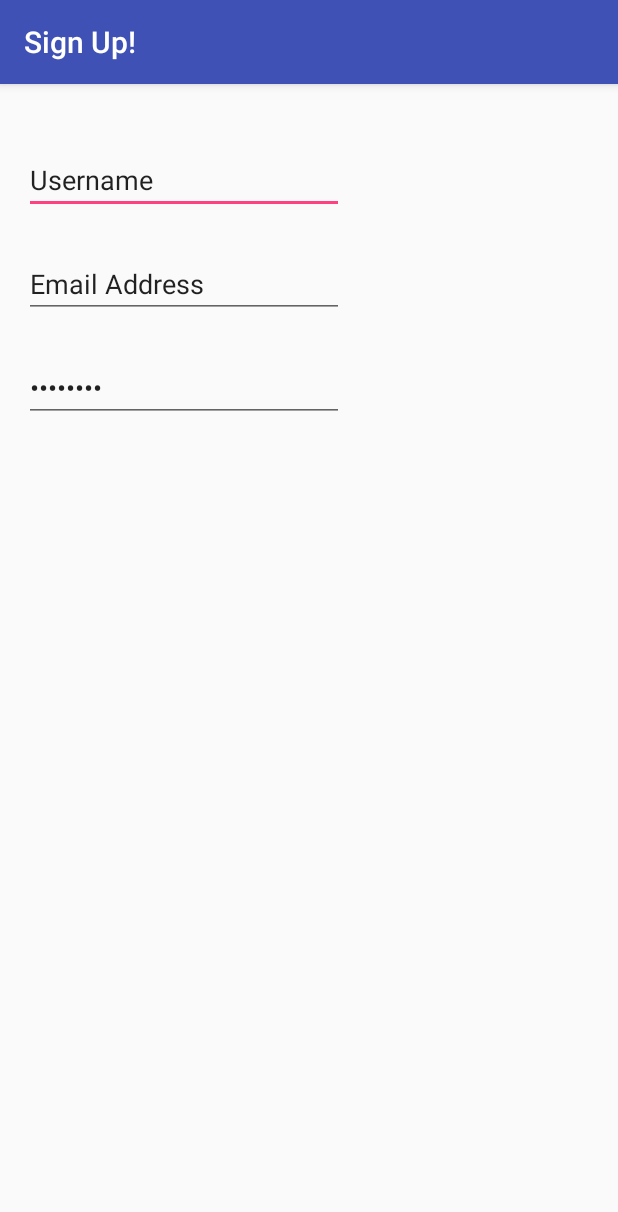
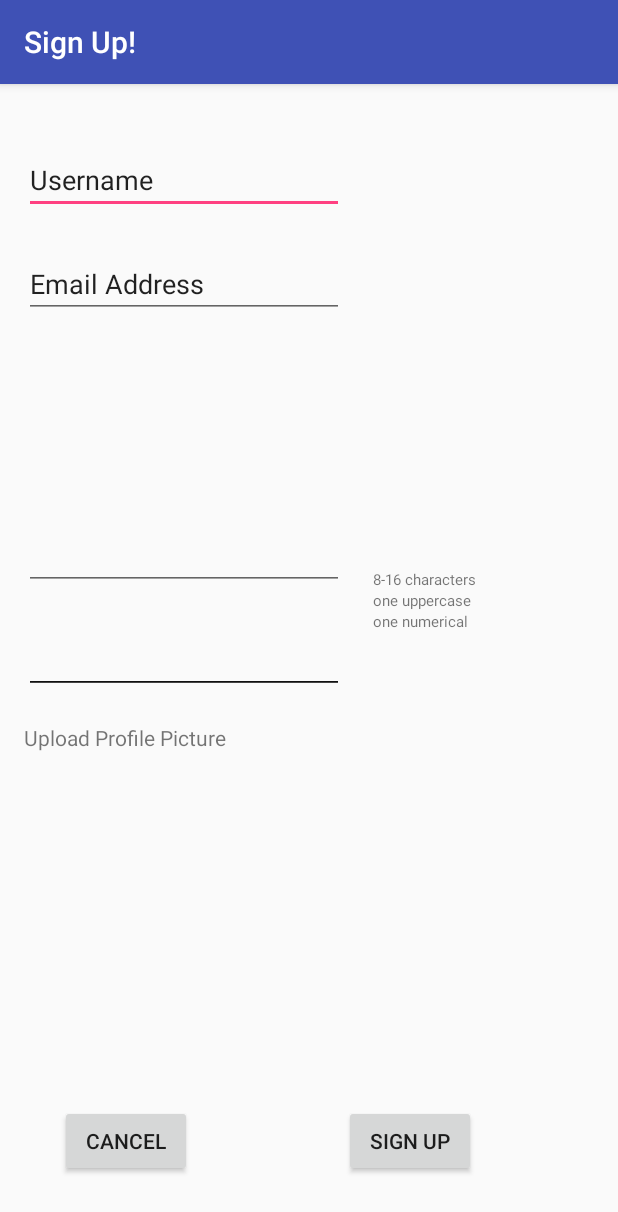
Before and after one commit to mrlennix/AFA, an Android app: the SignupActivity screen opened directly, with no data from a screen before it, on a phone screen of 412 x 824 dp. Shown: the top 1212 px of the screen. Run offline under Robolectric (Android 15) with nearby library versions, the phone set to English and light mode, and no system bars.

Commit message:
minor modifications to sign up

```diff
--- a/AbstractFood/app/build.gradle
+++ b/AbstractFood/app/build.gradle
@@ -24,4 +24,5 @@ dependencies {
     testCompile 'junit:junit:4.12'
     compile 'com.android.support:appcompat-v7:23.3.0'
     compile 'com.firebase:firebase-client-android:2.3.1'
+    compile 'com.google.android.gms:play-services-appindexing:8.1.0'
 }
--- a/AbstractFood/app/src/main/AndroidManifest.xml
+++ b/AbstractFood/app/src/main/AndroidManifest.xml
@@ -7,10 +7,10 @@
     <application
         android:allowBackup="true"
         android:icon="@mipmap/ic_launcher"
-        android:label="@string/Home"
+        android:label="@string/login"
         android:supportsRtl="true"
         android:theme="@style/AppTheme">
-        <activity android:name=".HomeActivity">
+        <activity android:name=".MainActivity">
             <intent-filter>
                 <action android:name="android.intent.action.MAIN"/>
 
@@ -32,7 +32,11 @@
         </activity>
         <activity android:name=".DiscoverActivity"
             android:label="@string/discover">
-        </activity>
+        </activity><!-- ATTENTION: This was auto-generated to add Google Play services to your project for
+     App Indexing.  See https://g.co/AppIndexing/AndroidStudio for more information. -->
+        <meta-data
+            android:name="com.google.android.gms.version"
+            android:value="@integer/google_play_services_version" />
     </application>
 
 </manifest>
--- a/AbstractFood/app/src/main/java/com/food/abstractfood/SignupActivity.java
+++ b/AbstractFood/app/src/main/java/com/food/abstractfood/SignupActivity.java
@@ -1,24 +1,37 @@
 package com.food.abstractfood;
 
+import android.net.Uri;
 import android.support.v7.app.AppCompatActivity;
 import android.os.Bundle;
 import android.text.Editable;
+import android.text.method.PasswordTransformationMethod;
 import android.widget.EditText;
 import android.widget.TextView;
+
+import com.google.android.gms.appindexing.Action;
+import com.google.android.gms.appindexing.AppIndex;
+import com.google.android.gms.common.api.GoogleApiClient;
 
 public class SignupActivity extends AppCompatActivity {
     EditText passwordF;
     EditText verifyPasswordF;
+    /**
+     * ATTENTION: This was auto-generated to implement the App Indexing API.
+     * See https://g.co/AppIndexing/AndroidStudio for more information.
+     */
+
 
     @Override
     protected void onCreate(Bundle savedInstanceState) {
         super.onCreate(savedInstanceState);
         setContentView(R.layout.activity_signup);
 
-        passwordF=(EditText) findViewById(R.id.passwordtxt);
+        passwordF = (EditText) findViewById(R.id.passwordtxt);
+        passwordF.setTransformationMethod(PasswordTransformationMethod.getInstance());
 
-        passwordF.setText("Password", TextView.BufferType.EDITABLE);
+
     }
 
 
+
 }
--- a/AbstractFood/app/src/main/res/layout/activity_signup.xml
+++ b/AbstractFood/app/src/main/res/layout/activity_signup.xml
@@ -1,4 +1,9 @@
 <?xml version="1.0" encoding="utf-8"?>
+<ScrollView
+    xmlns:android="http://schemas.android.com/apk/res/android"
+    android:layout_width="fill_parent"
+    android:layout_height="fill_parent"
+    android:fillViewport="true">
     <RelativeLayout
         xmlns:android="http://schemas.android.com/apk/res/android"
         xmlns:tools="http://schemas.android.com/tools"
@@ -38,8 +43,92 @@
         android:inputType="textPassword"
         android:ems="10"
         android:id="@+id/passwordtxt"
-        android:layout_below="@+id/editText4"
+        android:layout_alignBottom="@+id/textView4"
+        android:layout_alignParentStart="true" />
+
+    <EditText
+        android:layout_width="wrap_content"
+        android:layout_height="wrap_content"
+        android:inputType="textPassword"
+        android:ems="10"
+        android:id="@+id/editText5"
+        android:layout_centerVertical="true"
+        android:layout_alignParentStart="true" />
+
+    <TextView
+        android:layout_width="wrap_content"
+        android:layout_height="wrap_content"
+        android:text="Upload Profile Picture"
+        android:id="@+id/textView3"
+        android:layout_below="@+id/editText5"
         android:layout_alignParentStart="true"
-        android:layout_marginTop="24dp" />
+        android:layout_marginTop="19dp" />
+
+    <Button
+        android:layout_width="wrap_content"
+        android:layout_height="wrap_content"
+        android:text="Cancel"
+        android:id="@+id/button4"
+        android:layout_marginBottom="23dp"
+        android:layout_alignParentBottom="true"
+        android:layout_alignParentStart="true"
+        android:layout_marginStart="24dp" />
+
+    <Button
+        android:layout_width="wrap_content"
+        android:layout_height="wrap_content"
+        android:text="Sign up"
+        android:id="@+id/button5"
+        android:layout_alignTop="@+id/button4"
+        android:layout_toEndOf="@+id/editText5" />
+
+    <TextView
+        android:layout_width="wrap_content"
+        android:layout_height="wrap_content"
+        android:textAppearance="?android:attr/textAppearanceSmall"
+        android:text="8-16 characters"
+        android:id="@+id/textView4"
+        android:textSize="10dp"
+        android:layout_above="@+id/editText5"
+        android:layout_alignEnd="@+id/button5"
+        android:layout_marginBottom="24dp" />
+
+    <TextView
+        android:layout_width="wrap_content"
+        android:layout_height="wrap_content"
+        android:textAppearance="?android:attr/textAppearanceSmall"
+        android:text="one uppercase"
+        android:id="@+id/textView5"
+        android:textSize="10dp"
+        android:layout_below="@+id/passwordtxt"
+        android:layout_alignStart="@+id/textView4" />
+
+    <TextView
+        android:layout_width="wrap_content"
+        android:layout_height="wrap_content"
+        android:textAppearance="?android:attr/textAppearanceSmall"
+        android:text="one numerical"
+        android:id="@+id/textView6"
+        android:textSize="10dp"
+        android:layout_below="@+id/textView5"
+        android:layout_alignStart="@+id/textView5" />
+
+        <EditText
+            android:layout_width="wrap_content"
+            android:layout_height="wrap_content"
+            android:inputType="textPassword"
+            android:ems="10"
+            android:id="@+id/editText8"
+            android:layout_centerVertical="true"
+            android:layout_alignParentStart="true" />
+        <EditText
+            android:layout_width="wrap_content"
+            android:layout_height="wrap_content"
+            android:inputType="textPassword"
+            android:ems="10"
+            android:id="@+id/editText9"
+            android:layout_centerVertical="true"
+            android:layout_alignParentStart="true" />
 
 </RelativeLayout>
+</ScrollView>
```
Lines whose indentation alone changed are shown as unchanged.
